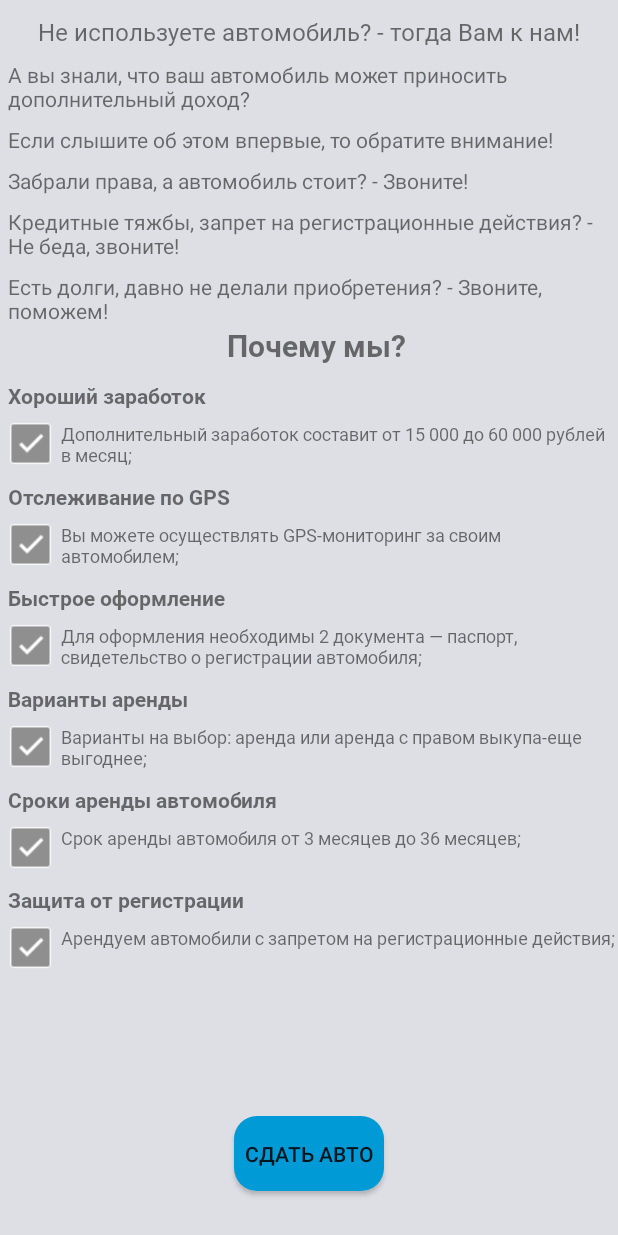
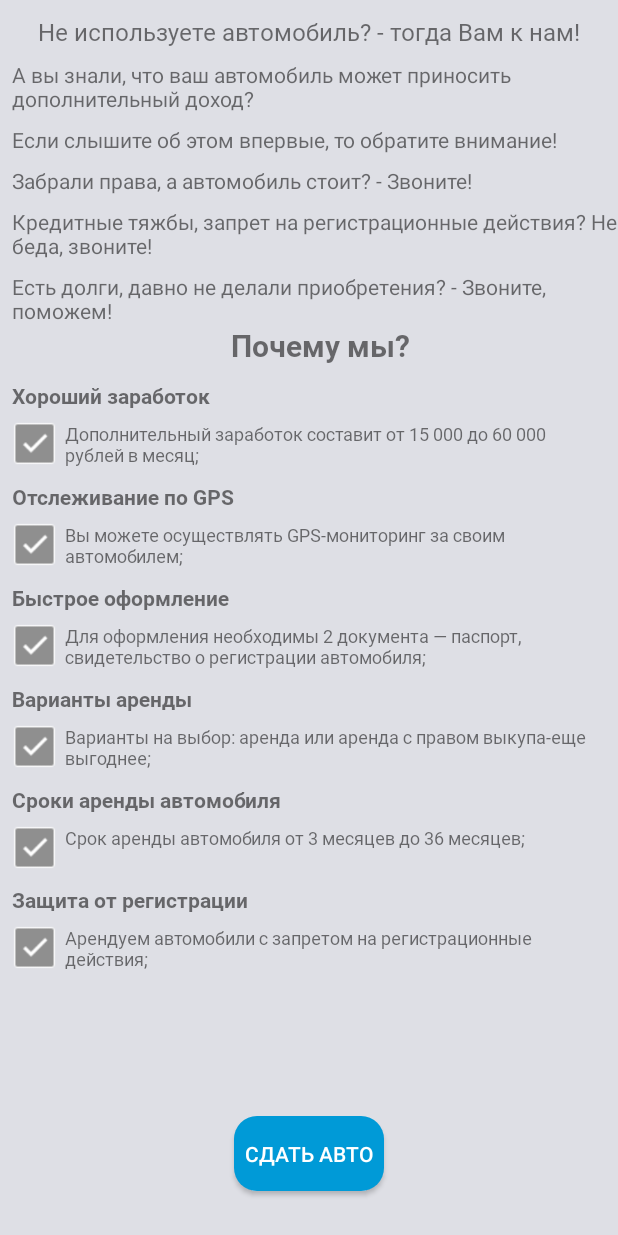
Before and after one commit to kostya05983/auto_aliance, an Android app: the RentCarActivity screen opened directly, with no data from a screen before it, on a phone screen of 412 x 824 dp. Run offline under Robolectric (Android 15) with nearby library versions, the phone set to English and light mode, and no system bars.

Commit message:
add picture:

```diff
--- a/app/src/main/java/com/it_zoo/kostya05983/auto_aliance/activities/LeaseAutoActivityWithoutDriver.kt
+++ b/app/src/main/java/com/it_zoo/kostya05983/auto_aliance/activities/LeaseAutoActivityWithoutDriver.kt
@@ -42,7 +42,7 @@ class LeaseAutoActivityWithoutDriver : AbstractNavigation() {
         _mThumbIdsFirstGrid.add(DataCarFirstGrid("Toyota Prius", R.drawable.car_new_prius_change, 1500)) // true
         _mThumbIdsFirstGrid.add(DataCarFirstGrid("Hyundai I20  1.4 MT 2016 г.в. ", R.drawable.hyunday_i20_change, 1200)) // true
         _mThumbIdsFirstGrid.add(DataCarFirstGrid("Hyundai Solaris new ", R.drawable.car_solaris_change, 1500)) // true
-        _mThumbIdsFirstGrid.add(DataCarFirstGrid("Hyundai Tucson new", R.drawable.hunday_tucson, 2200))// no have image of this car?//this image trouble!
+        _mThumbIdsFirstGrid.add(DataCarFirstGrid("Hyundai Tucson new", R.drawable.picture, 2200))// no have image of this car?//this image trouble!
         _mThumbIdsFirstGrid.add(DataCarFirstGrid("Kia Cerato new ", R.drawable.kia_serato_change, 1800))// true
         _mThumbIdsFirstGrid.add(DataCarFirstGrid("Toyota RAV4", R.drawable.car_toyota, 2300))// true
         _mThumbIdsFirstGrid.add(DataCarFirstGrid("Kia Sportage new", R.drawable.kio_sportage_change, 2500))//  true
--- a/app/src/main/res/layout/activity_rent_car.xml
+++ b/app/src/main/res/layout/activity_rent_car.xml
@@ -30,20 +30,22 @@
                 app:fontFamily="@font/roboto_regular"
                 android:text="@string/firstHeader_rent_your_auto"
                 android:textSize="16sp"
-                android:maxWidth="390dp"/>
+                android:maxWidth="390dp"
+                />
 
             <TextView
                 android:layout_width="wrap_content"
                 android:layout_height="wrap_content"
-                android:layout_marginLeft="5dp"
+                android:layout_marginLeft="8dp"
                 android:layout_marginTop="8dp"
                 android:text="@string/first_advertisment"
-                android:textSize="14sp" />
+                android:textSize="14sp"
+                />
 
             <TextView
                 android:layout_width="wrap_content"
                 android:layout_height="wrap_content"
-                android:layout_marginLeft="5dp"
+                android:layout_marginLeft="8dp"
                 android:layout_marginTop="8dp"
                 android:text="@string/second_advertisment"
                 android:textSize="14sp" />
@@ -51,7 +53,7 @@
             <TextView
                 android:layout_width="wrap_content"
                 android:layout_height="wrap_content"
-                android:layout_marginLeft="5dp"
+                android:layout_marginLeft="8dp"
                 android:layout_marginTop="8dp"
                 android:text="@string/third_advertisment"
                 android:textSize="14sp" />
@@ -59,7 +61,7 @@
             <TextView
                 android:layout_width="wrap_content"
                 android:layout_height="wrap_content"
-                android:layout_marginLeft="5dp"
+                android:layout_marginLeft="8dp"
                 android:layout_marginTop="8dp"
                 android:text="@string/fourth_advertisment"
                 android:textSize="14sp" />
@@ -67,7 +69,7 @@
             <TextView
                 android:layout_width="wrap_content"
                 android:layout_height="wrap_content"
-                android:layout_marginLeft="5dp"
+                android:layout_marginLeft="8dp"
                 android:layout_marginTop="8dp"
                 android:text="@string/fifth_advertisment"
                 android:textSize="14sp" />
@@ -76,7 +78,7 @@
                 android:layout_width="wrap_content"
                 android:layout_height="wrap_content"
                 android:layout_gravity="center"
-                android:layout_marginLeft="5dp"
+                android:layout_marginLeft="8dp"
                 app:fontFamily="@font/roboto_bold"
                 android:text="@string/why_we"
                 android:textSize="20sp"
@@ -88,7 +90,7 @@
                 android:layout_width="match_parent"
                 android:layout_height="match_parent"
                 android:minHeight="800dp"
-                android:layout_marginLeft="5dp"
+                android:layout_marginLeft="8dp"
                 android:layout_weight="1"
                 android:clickable="false"
                 tools:ignore="NestedScrolling">
@@ -101,7 +103,8 @@
                 android:background="@drawable/button_auto_parts"
                 android:text="Сдать авто"
                 android:layout_marginBottom="30dp"
-                android:onClick="rentCar"/>
+                android:onClick="rentCar"
+                android:textColor="@color/colorWhite"/>
         </LinearLayout>
     </ScrollView>
 
--- a/app/src/main/res/layout/cell_first_grid.xml
+++ b/app/src/main/res/layout/cell_first_grid.xml
@@ -11,7 +11,6 @@
         android:layout_height="120dp"
         android:layout_marginTop="0dp"
         android:scaleType="fitXY"
-        android:background="@drawable/aston_martin_change"
         />
     <TextView
         android:id="@+id/grid_first_name_car"
--- a/app/src/main/res/layout/cell_rent_auto.xml
+++ b/app/src/main/res/layout/cell_rent_auto.xml
@@ -27,7 +27,7 @@
             android:clickable="false"
             />
         <TextView
-            android:layout_width="match_parent"
+            android:layout_width="360dp"
             android:layout_height="wrap_content"
             android:layout_marginLeft="5dp"
             android:text="Дополнительный заработок составит от 15 000 до 60 000 рублей   в имесяц."
--- a/app/src/main/res/values/strings.xml
+++ b/app/src/main/res/values/strings.xml
@@ -21,7 +21,7 @@
     <string name="first_advertisment">А вы знали, что ваш автомобиль может приносить дополнительный доход?</string>
     <string name="second_advertisment">Если слышите об этом впервые, то обратите внимание!</string>
     <string name="third_advertisment">Забрали права, а автомобиль стоит? - Звоните!</string>
-    <string name="fourth_advertisment">Кредитные тяжбы, запрет на регистрационные действия? - Не беда, звоните!</string>
+    <string name="fourth_advertisment">Кредитные тяжбы, запрет на регистрационные действия?  Не беда, звоните!</string>
     <string name="fifth_advertisment">Есть долги, давно не делали приобретения? - Звоните, поможем!</string>
     <string name="why_we">Почему мы?</string>
     <string name="text_buy__auto_for_you_1">Компания АВТО-АЛЬЯНС предоставляет возможность приобрести автомобиль в рассрочку у дилера любой марки.</string>
```
Also changed, not shown: app/src/main/java/com/it_zoo/kostya05983/auto_aliance/activities/FranchisingActivity.kt (+12 -14 lines), app/src/main/res/drawable/picture.png (added).
